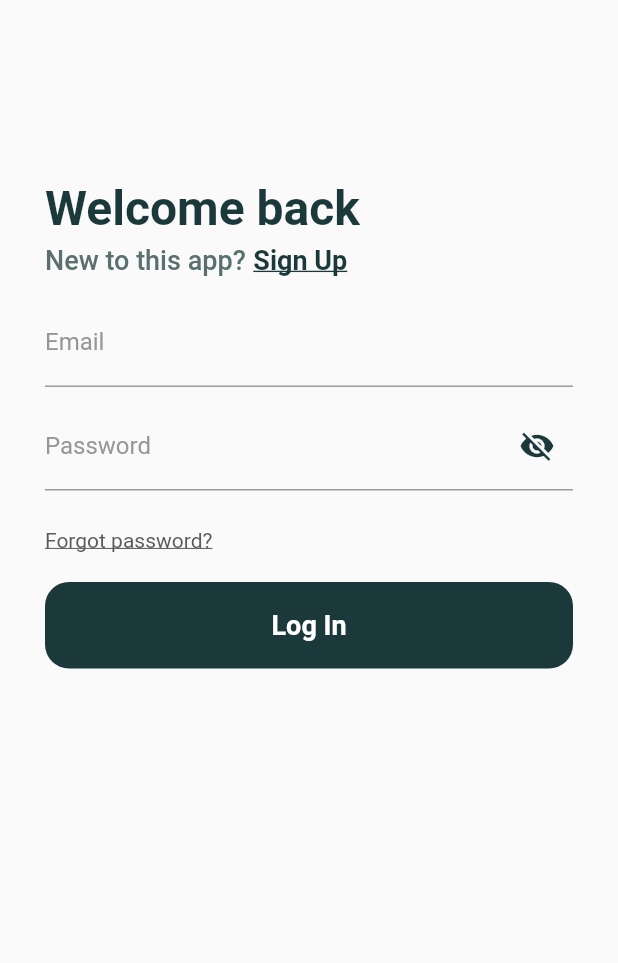
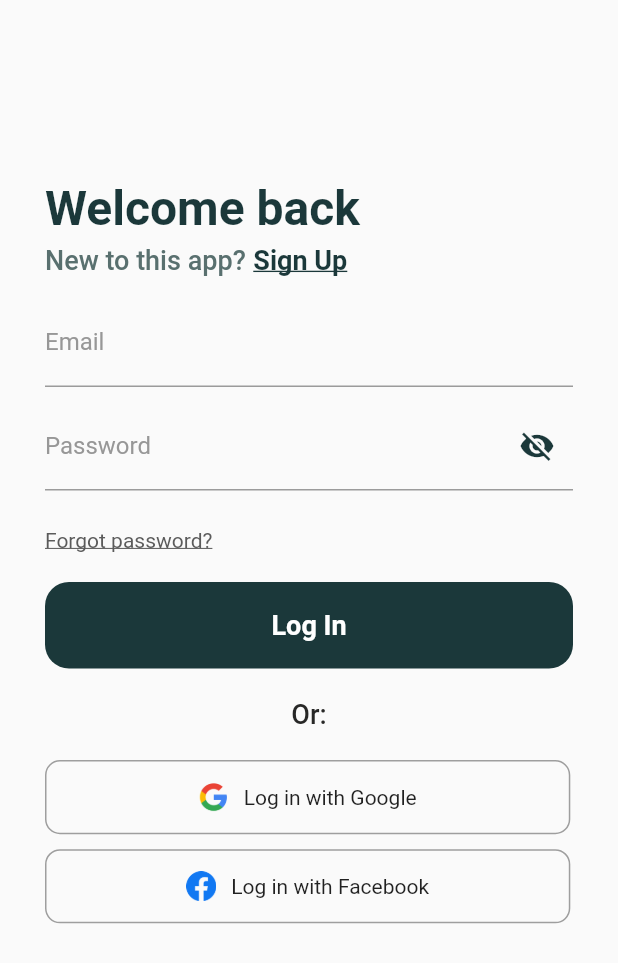
Before and after one commit to dhinogz/sub-control, a Flutter app: the screen it shows after launch, on a phone screen of 412 x 824 dp. Shown: the top 963 px of the screen. Run offline on Flutter 3.47's test engine with Material 2 defaults, Android fonts, the phone set to English and light mode, and no system bars.

Commit message:
Added service based login (front-end only)

```diff
--- a/flutter/sub_control_app/lib/screens/login.dart
+++ b/flutter/sub_control_app/lib/screens/login.dart
@@ -2,26 +2,30 @@ import "package:flutter/material.dart";
 import "package:sub_control_app/theme.dart";
 
 import "../widgets/login_form.dart";
+import "../widgets/login_option.dart";
 import "../widgets/primary_button.dart";
 
 class LogInScreen extends StatelessWidget {
   const LogInScreen({super.key});
   @override
   Widget build(BuildContext context) {
-    return Scaffold(
+    return GestureDetector(
+      onTap: () => FocusScope.of(context).unfocus(),
+      child: Scaffold(
         body: Padding(
           padding: kDefaultPadding,
+          child: SingleChildScrollView(
             child: Column(
               crossAxisAlignment: CrossAxisAlignment.start,
               children: [
-            SizedBox(
+                const SizedBox(
                   height: 120,
                 ),
                 Text(
                   'Welcome back',
                   style: titleText,
                 ),
-            SizedBox(
+                const SizedBox(
                   height: 5,
                 ),
                 Row(
@@ -30,7 +34,7 @@ class LogInScreen extends StatelessWidget {
                       'New to this app?',
                       style: subTitle,
                     ),
-                SizedBox(
+                    const SizedBox(
                       width: 5,
                     ),
                     Text(
@@ -41,14 +45,14 @@ class LogInScreen extends StatelessWidget {
                     ),
                   ],
                 ),
-            SizedBox(
+                const SizedBox(
                   height: 10,
                 ),
-            LogInForm(), //widget
-            SizedBox(
+                const LogInForm(), //widget
+                const SizedBox(
                   height: 20,
                 ),
-            Text(
+                const Text(
                   'Forgot password?',
                   style: TextStyle(
                       color: kZambeziColor,
@@ -56,11 +60,29 @@ class LogInScreen extends StatelessWidget {
                       decoration: TextDecoration.underline,
                       decorationThickness: 1),
                 ),
-            SizedBox(
+                const SizedBox(
                   height: 20,
                 ),
-            PrimaryButton(buttonText: 'Log In'),
+                const PrimaryButton(buttonText: 'Log In'),
+                const SizedBox(
+                  height: 20,
+                ),
+                Row(
+                  mainAxisAlignment: MainAxisAlignment.center,
+                  children: [
+                    Text(
+                      'Or:',
+                      style: subTitle.copyWith(color: kBlackColor),
+                    ),
                   ],
+                ),
+                const SizedBox(
+                  height: 20,
+                ),
+                const LogInOption(),
+              ],
+            ),
+          ),
         ),
       ),
     );
--- a/flutter/sub_control_app/lib/widgets/login_form.dart
+++ b/flutter/sub_control_app/lib/widgets/login_form.dart
@@ -2,13 +2,13 @@ import "package:flutter/material.dart";
 import "package:sub_control_app/theme.dart";
 
 class LogInForm extends StatefulWidget {
-  LogInForm({super.key});
-  bool _isObscure = true;
+  const LogInForm({super.key});
   @override
   State<LogInForm> createState() => _LogInFormState();
 }
 
 class _LogInFormState extends State<LogInForm> {
+  var _isObscure = true;
   @override
   Widget build(BuildContext context) {
     return Column(
@@ -21,15 +21,15 @@ class _LogInFormState extends State<LogInForm> {
 
   // Creates the individual fields for the form.
   Padding individualFieldForm(String label, bool pass) => Padding(
-        padding: EdgeInsets.symmetric(vertical: 5),
+        padding: const EdgeInsets.symmetric(vertical: 5),
         child: TextFormField(
-          obscureText: pass ? widget._isObscure : false,
+          obscureText: pass ? _isObscure : false,
           decoration: InputDecoration(
               labelText: label,
-              labelStyle: TextStyle(
+              labelStyle: const TextStyle(
                 color: kTextFieldColor,
               ),
-              focusedBorder: UnderlineInputBorder(
+              focusedBorder: const UnderlineInputBorder(
                 borderSide: BorderSide(
                   color: kPrimaryColor,
                 ),
@@ -37,13 +37,11 @@ class _LogInFormState extends State<LogInForm> {
               suffixIcon: pass
                   ? IconButton(
                       onPressed: () {
-                        widget._isObscure = !widget._isObscure;
+                        _isObscure = !_isObscure;
                         setState(() {});
                       },
                       icon: Icon(
-                        widget._isObscure
-                            ? Icons.visibility_off
-                            : Icons.visibility,
+                        _isObscure ? Icons.visibility_off : Icons.visibility,
                         color: kPrimaryColor,
                       ),
                     )
--- /dev/null
+++ b/flutter/sub_control_app/lib/widgets/login_option.dart
@@ -0,0 +1,54 @@
+import "package:flutter/material.dart";
+
+class LogInOption extends StatelessWidget {
+  const LogInOption({super.key});
+
+  @override
+  Widget build(BuildContext context) {
+    return const Column(
+      mainAxisAlignment: MainAxisAlignment.center,
+      children: [
+        OptionButton(
+          iconImage:
+              Image(width: 20, image: AssetImage('images/google-logo.png')),
+          textButton: 'Log in with Google',
+        ),
+        SizedBox(
+          height: 10,
+        ),
+        OptionButton(
+            iconImage:
+                Image(width: 20, image: AssetImage('images/fb-logo.png')),
+            textButton: 'Log in with Facebook')
+      ],
+    );
+  }
+}
+
+class OptionButton extends StatelessWidget {
+  const OptionButton(
+      {super.key, required this.iconImage, required this.textButton});
+  final Image iconImage;
+  final String textButton;
+  @override
+  Widget build(BuildContext context) {
+    var mediaQuery = MediaQuery.of(context).size;
+    return Container(
+      height: mediaQuery.height * 0.06,
+      width: mediaQuery.width * 0.85,
+      decoration: BoxDecoration(
+          borderRadius: BorderRadius.circular(10),
+          border: Border.all(color: Colors.grey)),
+      child: Row(
+        mainAxisAlignment: MainAxisAlignment.center,
+        children: [
+          iconImage,
+          const SizedBox(
+            width: 10,
+          ),
+          Text(textButton),
+        ],
+      ),
+    );
+  }
+}
```
Also changed, not shown: flutter/sub_control_app/fonts/LICENSE.txt (deleted), flutter/sub_control_app/images/fb-logo.png (added), 2 other files. Lines whose indentation alone changed are shown as unchanged.
